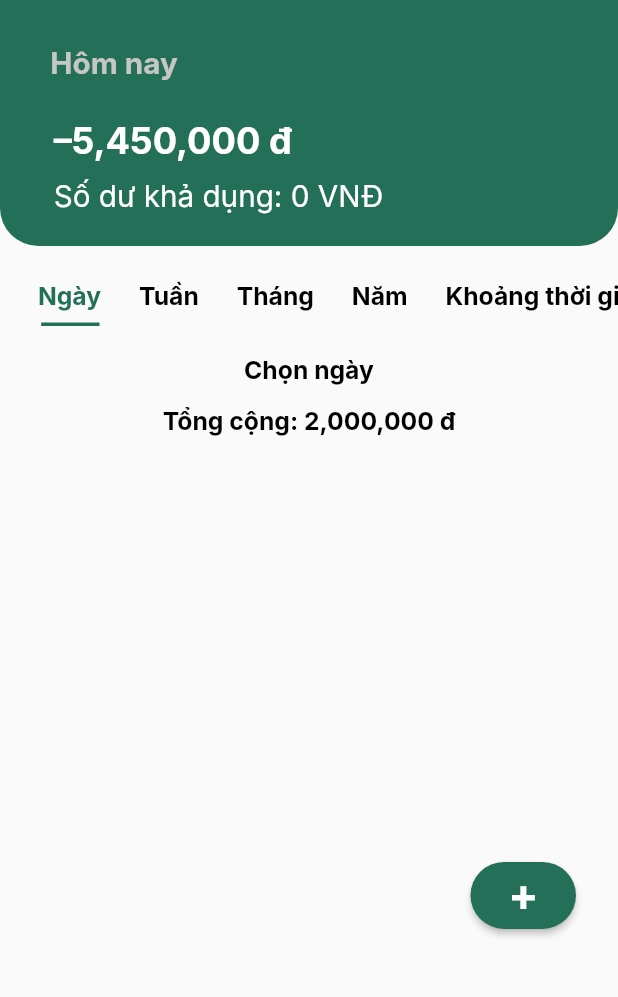
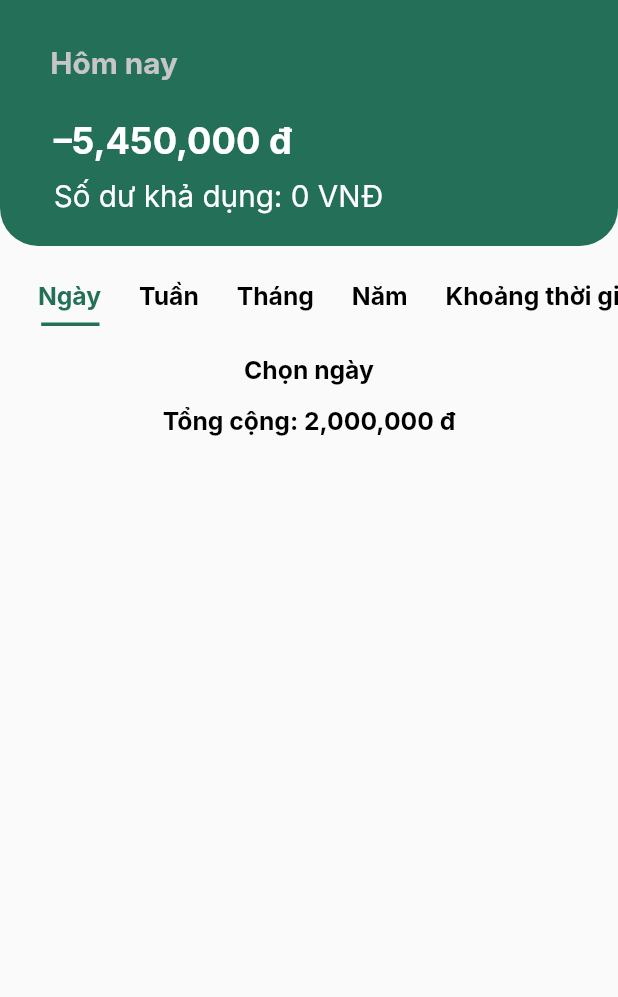
Before and after one commit to kieuvantuyen01/money0manager, a Flutter app: the screen it shows once a user with an empty profile is signed in, on a phone screen of 412 x 824 dp, the part 89-1086 px from its top. Run offline on Flutter 3.47's test engine with Material 2 defaults, Android fonts, the phone set to English and light mode, and no system bars; our stand-ins replace charts_flutter, cloud_firestore, date_picker_timeline, firebase_auth, firebase_core, flutter_screenutil and 5 more; missing offline and left inert: flutter_facebook_auth, launch_review; accounts and stored records are empty; Roboto replaces fonts that are missing (Inter).

Commit message:
minor change

```diff
--- a/lib/components/BudgetTaskBar.dart
+++ b/lib/components/BudgetTaskBar.dart
@@ -45,10 +45,10 @@ class BudgetTaskBar extends StatelessWidget {
                   children: <Widget>[
                     DatePicker1(),
                     TitleText1(text: 'Tổng cộng: 2,000,000 đ', fontFamily: 'Inter', fontSize: 15, fontWeight: FontWeight.bold, r: 0, g: 0, b: 0),
-                    Padding(
-                      padding: EdgeInsets.only(left: 260.w, top: 280.h),
-                      child: PlusButton(),
-                    ),
+                    // Padding(
+                    //   padding: EdgeInsets.only(left: 260.w, top: 280.h),
+                    //   child: PlusButton(),
+                    // ),
                   ],
                 ),
               ),
@@ -60,10 +60,10 @@ class BudgetTaskBar extends StatelessWidget {
                   children: <Widget>[
                     DateRangePicker(),
                     TitleText1(text: 'Tổng cộng: 2,000,000 đ', fontFamily: 'Inter', fontSize: 15, fontWeight: FontWeight.bold, r: 0, g: 0, b: 0),
-                    Padding(
-                      padding: EdgeInsets.only(left: 260.w, top: 280.h, bottom: 1.h),
-                        child: PlusButton(),
-                    ),
+                    // Padding(
+                    //   padding: EdgeInsets.only(left: 260.w, top: 280.h, bottom: 1.h),
+                    //     child: PlusButton(),
+                    // ),
                   ],
                 ),
               ),
--- a/lib/screens/BudgetScreen.dart
+++ b/lib/screens/BudgetScreen.dart
@@ -63,7 +63,7 @@ class BudgetScreen extends StatelessWidget {
                                   iconSize: 35.sp,
                                   icon: Image.asset("assets/ngansach.png"),
                                   onPressed: () => {
-                                  Navigator.of(context).push(CustomPageRoute(direction:AxisDirection.up, child: ExchangeMoney(title: 'Giao dich'))),
+                                  Navigator.of(context).push(CustomPageRoute(direction:AxisDirection.left, child: ExchangeMoney(title: 'Giao dich'))),
                                 },
                                 ),
                               ]),
--- a/lib/screens/ExchangeMoney.dart
+++ b/lib/screens/ExchangeMoney.dart
@@ -124,7 +124,7 @@ class ExchangeMoney extends StatelessWidget {
                   int index = DefaultTabController.of(context)!.index;
                   print(index);
                   Navigator.of(context).push(CustomPageRoute(
-                      direction: AxisDirection.left,
+                      direction: AxisDirection.up,
                       child: AddTransactionScreen1()));
                 }),
             body: TabBarView(
```
